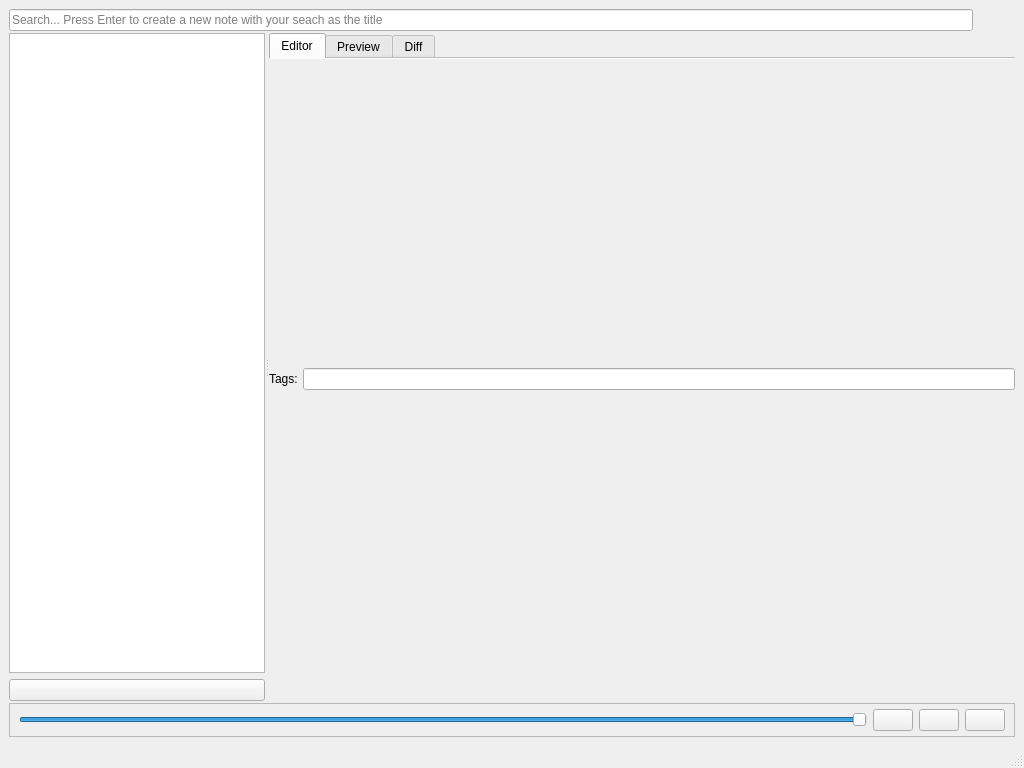
The window that Motome/Views/MainWindow.ui (akehrer/Motome) describes before a commit, drawn with Qt 5.
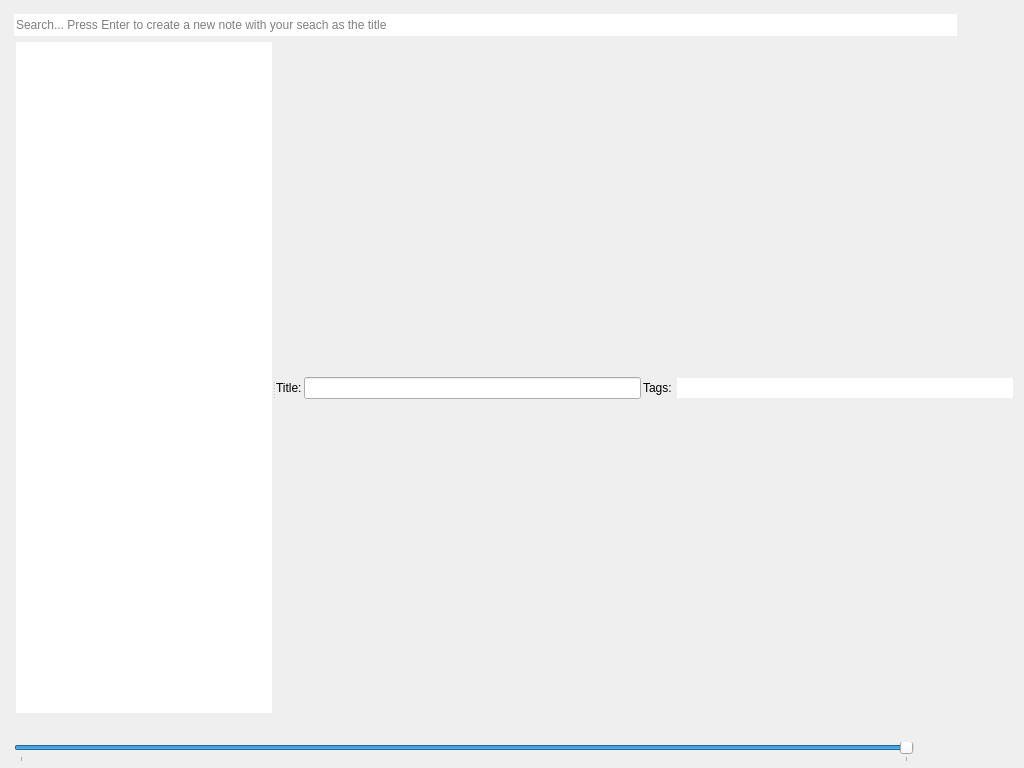
The same window after the commit. Icons and pictures are not drawn.

Commit message: Saving happens through NoteModel now Using HTML abilities of TextBrowser to show links in the editor Switched from tab view to stacked view for editor/preview/diff Added logging Embedded the Computer Modern fonts

What changed in the file:
```diff
--- a/Motome/Views/MainWindow.ui
+++ b/Motome/Views/MainWindow.ui
@@ -22,44 +22,88 @@
    <iconset resource="MainWindow.qrc">
     <normaloff>:/icons/resources/logo_320x320.png</normaloff>:/icons/resources/logo_320x320.png</iconset>
   </property>
+  <property name="documentMode">
+   <bool>false</bool>
+  </property>
   <widget class="QWidget" name="centralwidget">
    <layout class="QVBoxLayout" name="verticalLayout_5">
     <property name="spacing">
-     <number>2</number>
+     <number>5</number>
+    </property>
+    <property name="leftMargin">
+     <number>5</number>
+    </property>
+    <property name="topMargin">
+     <number>5</number>
+    </property>
+    <property name="rightMargin">
+     <number>11</number>
+    </property>
+    <property name="bottomMargin">
+     <number>5</number>
     </property>
     <item>
-     <layout class="QHBoxLayout" name="horizontalLayout">
-      <item>
-       <widget class="QLineEdit" name="omniBar">
-        <property name="placeholderText">
-         <string>Search... Press Enter to create a new note with your seach as the title</string>
-        </property>
-       </widget>
-      </item>
-      <item>
-       <widget class="QPushButton" name="btnSettings">
-        <property name="sizePolicy">
-         <sizepolicy hsizetype="Minimum" vsizetype="Fixed">
-          <horstretch>0</horstretch>
-          <verstretch>1</verstretch>
-         </sizepolicy>
-        </property>
-        <property name="toolTip">
-         <string>Settings</string>
-        </property>
-        <property name="text">
-         <string/>
-        </property>
-        <property name="icon">
-         <iconset resource="MainWindow.qrc">
-          <normaloff>:/icons/resources/cog.png</normaloff>:/icons/resources/cog.png</iconset>
-        </property>
-        <property name="flat">
-         <bool>true</bool>
-        </property>
-       </widget>
-      </item>
-     </layout>
+     <widget class="QFrame" name="frameOmniSettings">
+      <property name="sizePolicy">
+       <sizepolicy hsizetype="Minimum" vsizetype="Fixed">
+        <horstretch>0</horstretch>
+        <verstretch>0</verstretch>
+       </sizepolicy>
+      </property>
+      <layout class="QHBoxLayout" name="horizontalLayout">
+       <property name="spacing">
+        <number>7</number>
+       </property>
+       <property name="sizeConstraint">
+        <enum>QLayout::SetDefaultConstraint</enum>
+       </property>
+       <property name="bottomMargin">
+        <number>1</number>
+       </property>
+       <item>
+        <widget class="QLineEdit" name="omniBar">
+         <property name="sizePolicy">
+          <sizepolicy hsizetype="Expanding" vsizetype="Expanding">
+           <horstretch>0</horstretch>
+           <verstretch>0</verstretch>
+          </sizepolicy>
+         </property>
+         <property name="maxLength">
+          <number>65535</number>
+         </property>
+         <property name="frame">
+          <bool>false</bool>
+         </property>
+         <property name="placeholderText">
+          <string>Search... Press Enter to create a new note with your seach as the title</string>
+         </property>
+        </widget>
+       </item>
+       <item>
+        <widget class="QPushButton" name="btnSettings">
+         <property name="sizePolicy">
+          <sizepolicy hsizetype="Minimum" vsizetype="Fixed">
+           <horstretch>0</horstretch>
+           <verstretch>1</verstretch>
+          </sizepolicy>
+         </property>
+         <property name="toolTip">
+          <string>Settings</string>
+         </property>
+         <property name="text">
+          <string/>
+         </property>
+         <property name="icon">
+          <iconset resource="MainWindow.qrc">
+           <normaloff>:/icons/resources/cog.png</normaloff>:/icons/resources/cog.png</iconset>
+         </property>
+         <property name="flat">
+          <bool>true</bool>
+         </property>
+        </widget>
+       </item>
+      </layout>
+     </widget>
     </item>
     <item>
      <widget class="QSplitter" name="splitter">
@@ -68,6 +112,12 @@
       </property>
       <widget class="QWidget" name="layoutWidget">
        <layout class="QVBoxLayout" name="verticalLayout_3">
+        <property name="spacing">
+         <number>1</number>
+        </property>
+        <property name="leftMargin">
+         <number>11</number>
+        </property>
         <item>
          <widget class="QListWidget" name="notesList">
           <property name="sizePolicy">
@@ -82,9 +132,18 @@
             <height>16777215</height>
            </size>
           </property>
+          <property name="frameShape">
+           <enum>QFrame::NoFrame</enum>
+          </property>
           <property name="editTriggers">
            <set>QAbstractItemView::AnyKeyPressed|QAbstractItemView::EditKeyPressed</set>
           </property>
+          <property name="alternatingRowColors">
+           <bool>false</bool>
+          </property>
+          <property name="uniformItemSizes">
+           <bool>true</bool>
+          </property>
          </widget>
         </item>
         <item>
@@ -99,11 +158,14 @@
            <iconset resource="MainWindow.qrc">
             <normaloff>:/icons/resources/page_white_stack.png</normaloff>:/icons/resources/page_white_stack.png</iconset>
           </property>
+          <property name="flat">
+           <bool>true</bool>
+          </property>
          </widget>
         </item>
        </layout>
       </widget>
-      <widget class="QTabWidget" name="toolBox">
+      <widget class="QStackedWidget" name="toolBox">
        <property name="enabled">
         <bool>true</bool>
        </property>
@@ -122,22 +184,10 @@
        <property name="styleSheet">
         <string notr="true"/>
        </property>
-       <property name="tabShape">
-        <enum>QTabWidget::Rounded</enum>
-       </property>
        <property name="currentIndex">
         <number>0</number>
        </property>
-       <property name="documentMode">
-        <bool>true</bool>
-       </property>
        <widget class="QWidget" name="tabEditor">
-        <property name="styleSheet">
-         <string notr="true"/>
-        </property>
-        <attribute name="title">
-         <string>Editor</string>
-        </attribute>
         <layout class="QVBoxLayout" name="verticalLayout_2">
          <property name="spacing">
           <number>5</number>
@@ -165,6 +215,16 @@
            <property name="margin">
             <number>0</number>
            </property>
+           <item>
+            <widget class="QLabel" name="label_2">
+             <property name="text">
+              <string>Title:</string>
+             </property>
+            </widget>
+           </item>
+           <item>
+            <widget class="QLineEdit" name="titleEdit"/>
+           </item>
            <item>
             <widget class="QLabel" name="label">
              <property name="text">
@@ -173,19 +233,17 @@
             </widget>
            </item>
            <item>
-            <widget class="QLineEdit" name="tagEdit"/>
+            <widget class="QLineEdit" name="tagEdit">
+             <property name="frame">
+              <bool>false</bool>
+             </property>
+            </widget>
            </item>
           </layout>
          </item>
         </layout>
        </widget>
        <widget class="QWidget" name="tabPreview">
-        <property name="styleSheet">
-         <string notr="true"/>
-        </property>
-        <attribute name="title">
-         <string>Preview</string>
-        </attribute>
         <layout class="QVBoxLayout" name="verticalLayout">
          <property name="margin">
           <number>2</number>
@@ -206,12 +264,6 @@
         </layout>
        </widget>
        <widget class="QWidget" name="tabDiff">
-        <property name="styleSheet">
-         <string notr="true"/>
-        </property>
-        <attribute name="title">
-         <string>Diff</string>
-        </attribute>
         <layout class="QVBoxLayout" name="verticalLayout_4">
          <property name="margin">
           <number>2</number>
@@ -233,17 +285,20 @@
        </sizepolicy>
       </property>
       <property name="frameShape">
-       <enum>QFrame::StyledPanel</enum>
+       <enum>QFrame::NoFrame</enum>
       </property>
       <property name="frameShadow">
        <enum>QFrame::Raised</enum>
       </property>
       <layout class="QHBoxLayout" name="horizontalLayout_4">
+       <property name="spacing">
+        <number>5</number>
+       </property>
        <property name="topMargin">
-        <number>5</number>
+        <number>0</number>
        </property>
        <property name="bottomMargin">
-        <number>5</number>
+        <number>0</number>
        </property>
        <item>
         <widget class="QSlider" name="historySlider">
@@ -256,6 +311,9 @@
          <property name="maximum">
           <number>1</number>
          </property>
+         <property name="pageStep">
+          <number>1</number>
+         </property>
          <property name="value">
           <number>1</number>
          </property>
@@ -265,6 +323,18 @@
          <property name="orientation">
           <enum>Qt::Horizontal</enum>
          </property>
+         <property name="invertedAppearance">
+          <bool>false</bool>
+         </property>
+         <property name="invertedControls">
+          <bool>false</bool>
+         </property>
+         <property name="tickPosition">
+          <enum>QSlider::TicksBelow</enum>
+         </property>
+         <property name="tickInterval">
+          <number>1</number>
+         </property>
         </widget>
        </item>
        <item>
@@ -279,6 +349,9 @@
           <iconset resource="MainWindow.qrc">
            <normaloff>:/icons/resources/date_previous.png</normaloff>:/icons/resources/date_previous.png</iconset>
          </property>
+         <property name="flat">
+          <bool>true</bool>
+         </property>
         </widget>
        </item>
        <item>
@@ -293,19 +366,8 @@
           <iconset resource="MainWindow.qrc">
            <normaloff>:/icons/resources/date_next.png</normaloff>:/icons/resources/date_next.png</iconset>
          </property>
-        </widget>
-       </item>
-       <item>
-        <widget class="QPushButton" name="btnMergeHistory">
-         <property name="toolTip">
-          <string>Diff history</string>
-         </property>
-         <property name="text">
-          <string/>
-         </property>
-         <property name="icon">
-          <iconset resource="MainWindow.qrc">
-           <normaloff>:/icons/resources/arrow_join.png</normaloff>:/icons/resources/arrow_join.png</iconset>
+         <property name="flat">
+          <bool>true</bool>
          </property>
         </widget>
        </item>
@@ -314,17 +376,6 @@
     </item>
    </layout>
   </widget>
-  <widget class="QMenuBar" name="menubar">
-   <property name="geometry">
-    <rect>
-     <x>0</x>
-     <y>0</y>
-     <width>1024</width>
-     <height>26</height>
-    </rect>
-   </property>
-  </widget>
-  <widget class="QStatusBar" name="statusbar"/>
  </widget>
  <tabstops>
   <tabstop>omniBar</tabstop>
```
Left out of the diff: 152 changed lines with no effect on the pictures. The commit also changes 45 other files.
